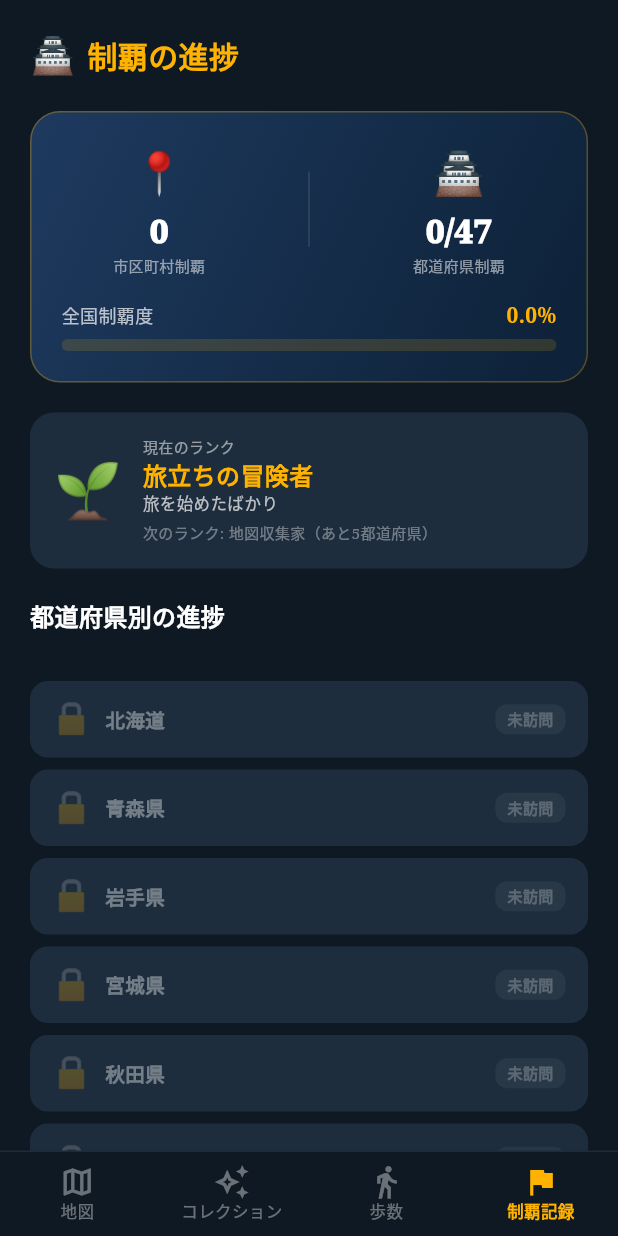
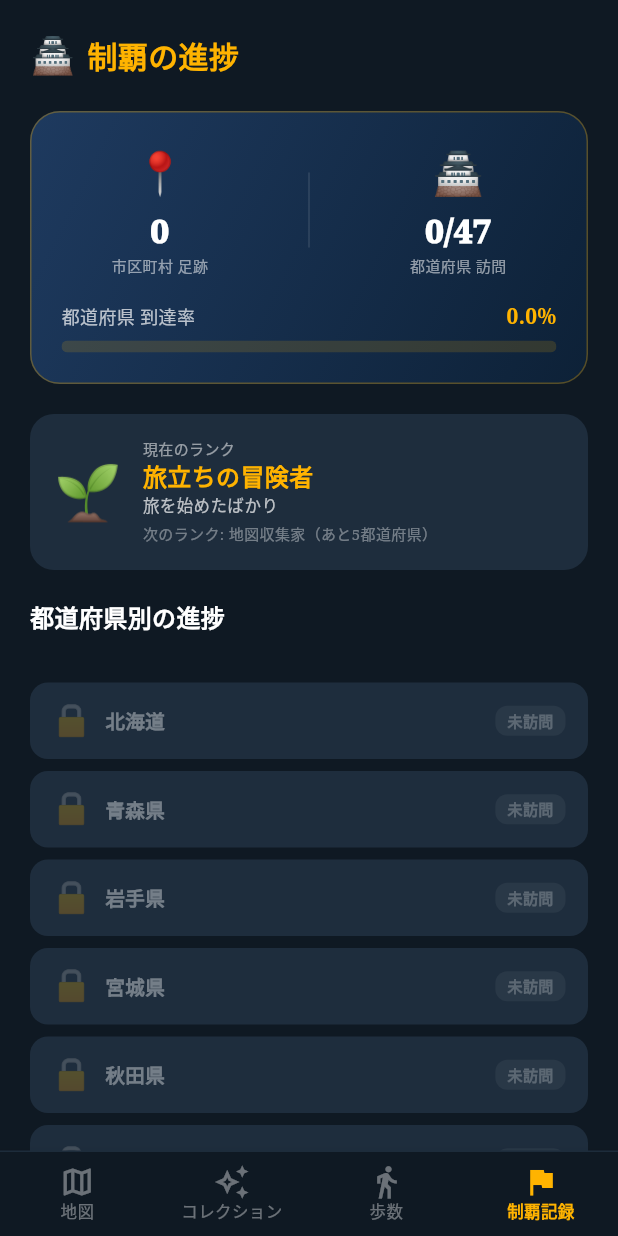
Before and after one commit to takuya-kuwada/nihon-seifuku-app, a Flutter app: the screen it shows after launch, item 4 of the bottom bar chosen, on a phone screen of 412 x 824 dp. Run offline on Flutter 3.47's test engine with Material 3 defaults, Android fonts, the phone set to English and light mode, and no system bars; our stand-ins replace flutter_map, geolocator, google_fonts, latlong2, pedometer, shared_preferences.

Commit message:
fix: 都道府県「制覇」誤表記を「訪問」「足跡」に修正
1市区町村の訪問が都道府県制覇に見えていた問題を解消。
ラベルを「足跡あり」「訪問」「到達率」に変更し意味を明確化。

Co-Authored-By: Claude Sonnet 4.6 <noreply@anthropic.com>

```diff
--- a/lib/screens/collection_screen.dart
+++ b/lib/screens/collection_screen.dart
@@ -95,7 +95,7 @@ class _CollectionScreenState extends State<CollectionScreen>
                     fontWeight: FontWeight.w700, fontSize: 13),
                 tabs: [
                   Tab(text: '市区町村 ${_municipalityStamps.length}'),
-                  Tab(text: '都道府県 ${_prefCounts.length}/47'),
+                  Tab(text: '都道府県スタンプ ${_prefCounts.length}/47'),
                 ],
               ),
             ),
--- a/lib/screens/progress_screen.dart
+++ b/lib/screens/progress_screen.dart
@@ -150,7 +150,7 @@ class _SummaryCard extends StatelessWidget {
             children: [
               _BigStat(
                   value: '$totalVisited',
-                  label: '市区町村制覇',
+                  label: '市区町村 足跡',
                   emoji: '📍'),
               Container(
                   width: 1,
@@ -158,14 +158,14 @@ class _SummaryCard extends StatelessWidget {
                   color: Colors.white12),
               _BigStat(
                   value: '$prefVisited/47',
-                  label: '都道府県制覇',
+                  label: '都道府県 訪問',
                   emoji: '🏯'),
             ],
           ),
           const SizedBox(height: 16),
           Row(
             children: [
-              Text('全国制覇度',
+              Text('都道府県 到達率',
                   style: GoogleFonts.notoSerif(
                       fontSize: 12, color: Colors.white70)),
               const Spacer(),
@@ -227,11 +227,11 @@ class _RankBadge extends StatelessWidget {
 
   static const _ranks = [
     (0, '🌱', '旅立ちの冒険者', '旅を始めたばかり'),
-    (5, '🗺️', '地図収集家', '5都道府県制覇'),
-    (10, '⛩️', '街道を行く者', '10都道府県制覇'),
-    (20, '🏔️', '風来坊', '20都道府県制覇'),
-    (35, '🦅', '日本一周者', '35都道府県制覇'),
-    (47, '👑', '全国制覇！', '日本完全制覇'),
+    (5, '🗺️', '地図収集家', '5都道府県に足跡あり'),
+    (10, '⛩️', '街道を行く者', '10都道府県に足跡あり'),
+    (20, '🏔️', '風来坊', '20都道府県に足跡あり'),
+    (35, '🦅', '日本一周者', '35都道府県に足跡あり'),
+    (47, '👑', '全国制覇！', '47都道府県すべてに到達'),
   ];
 
   @override
@@ -344,7 +344,7 @@ class _PrefectureRow extends StatelessWidget {
               borderRadius: BorderRadius.circular(8),
             ),
             child: Text(
-              visited ? '$count市区町村' : '未訪問',
+              visited ? '$count市区町村 訪問' : '未訪問',
               style: GoogleFonts.notoSerif(
                   fontSize: 10,
                   fontWeight: FontWeight.w600,
--- a/lib/widgets/stamp_card.dart
+++ b/lib/widgets/stamp_card.dart
@@ -198,7 +198,7 @@ class PrefectureStampCard extends StatelessWidget {
                 borderRadius: BorderRadius.circular(6),
               ),
               child: Text(
-                '$visitedCount市区町村',
+                '$visitedCount市区町村 訪問',
                 style: GoogleFonts.notoSerif(
                   fontSize: 9,
                   color: isUnlocked ? Colors.white70 : Colors.white24,
```
Also changed, not shown: 2 other files.
